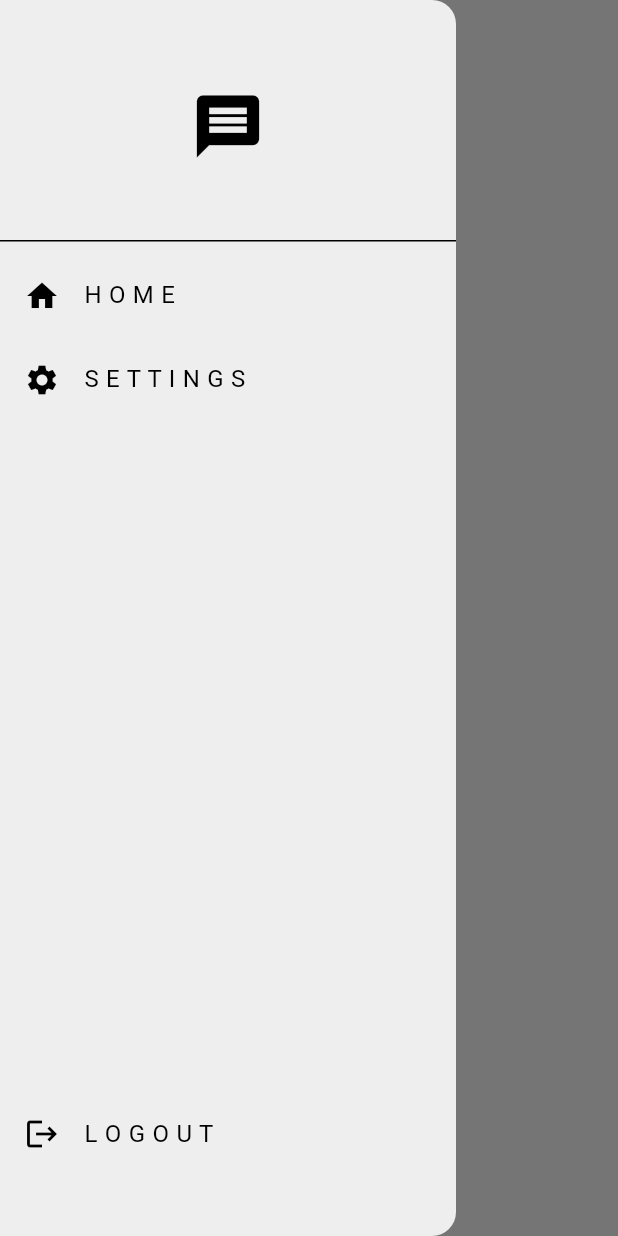
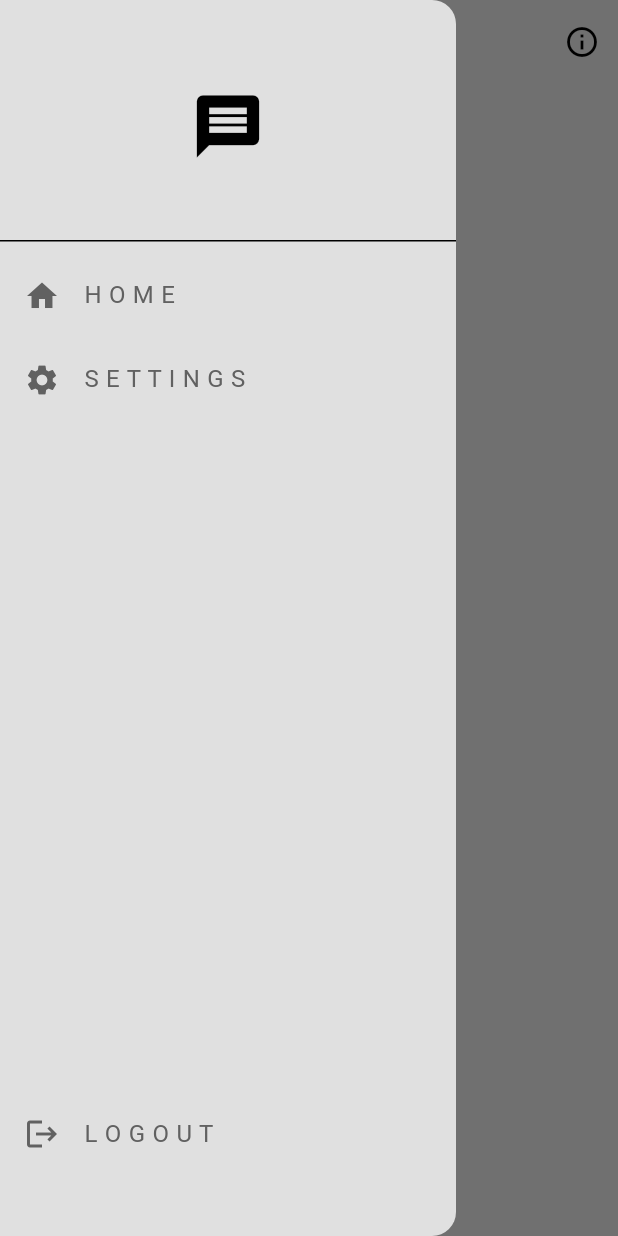
Before and after one commit to TheSam912/Firebase_ChatApp_Example, a Flutter app: the screen it shows once a user with an empty profile is signed in, with the side drawer open, on a phone screen of 412 x 824 dp. Run offline on Flutter 3.47's test engine with Material 3 defaults, Android fonts, the phone set to English and light mode, and no system bars; our stand-ins replace cloud_firestore, firebase_auth, firebase_core; accounts and stored records are empty; network calls fail.

Commit message:
ui updated for switch light and dark mode /// provider for theme switcher

```diff
--- a/lib/components/my_drawer.dart
+++ b/lib/components/my_drawer.dart
@@ -19,7 +19,7 @@ class _MyDrawerState extends State<MyDrawer> {
   @override
   Widget build(BuildContext context) {
     return Drawer(
-      backgroundColor: Colors.grey.shade200,
+      backgroundColor: Theme.of(context).colorScheme.surface,
       child: Column(
         mainAxisAlignment: MainAxisAlignment.spaceBetween,
         children: [
@@ -30,15 +30,27 @@ class _MyDrawerState extends State<MyDrawer> {
                       child:
                           Icon(Icons.message, size: 50, color: Colors.black))),
               ListTile(
-                title: const Text("H O M E"),
-                leading: const Icon(Icons.home),
+                title: Text(
+                  "H O M E",
+                  style:
+                      TextStyle(color: Theme.of(context).colorScheme.secondary),
+                ),
+                leading: Icon(
+                  Icons.home,
+                  color: Theme.of(context).colorScheme.secondary,
+                ),
                 onTap: () {
                   Navigator.pop(context);
                 },
               ),
               ListTile(
-                title: const Text("S E T T I N G S"),
-                leading: const Icon(Icons.settings),
+                title: Text(
+                  "S E T T I N G S",
+                  style:
+                      TextStyle(color: Theme.of(context).colorScheme.secondary),
+                ),
+                leading: Icon(Icons.settings,
+                    color: Theme.of(context).colorScheme.secondary),
                 onTap: () {
                   Navigator.pop(context);
                   Navigator.push(context, MaterialPageRoute(
@@ -53,8 +65,13 @@ class _MyDrawerState extends State<MyDrawer> {
           Padding(
             padding: const EdgeInsets.only(bottom: 40),
             child: ListTile(
-              title: const Text("L O G O U T"),
-              leading: const Icon(Icons.logout),
+              title: Text(
+                "L O G O U T",
+                style:
+                    TextStyle(color: Theme.of(context).colorScheme.secondary),
+              ),
+              leading: Icon(Icons.logout,
+                  color: Theme.of(context).colorScheme.secondary),
               onTap: () {
                 logOut();
               },
--- a/lib/components/my_text_field.dart
+++ b/lib/components/my_text_field.dart
@@ -22,7 +22,7 @@ class MyTextField extends StatelessWidget {
             fillColor: Theme.of(context).colorScheme.secondary,
             filled: true,
             hintText: hintText,
-            hintStyle: TextStyle(color: Theme.of(context).colorScheme.primary),
+            hintStyle: TextStyle(color: Theme.of(context).colorScheme.secondary),
             enabledBorder: OutlineInputBorder(
                 borderSide:
                     BorderSide(color: Theme.of(context).colorScheme.tertiary)),
--- a/lib/main.dart
+++ b/lib/main.dart
@@ -1,13 +1,18 @@
 import 'package:chat_app_firebase/firebase_options.dart';
 import 'package:chat_app_firebase/pages/auth_gate.dart';
 import 'package:chat_app_firebase/theme/light_mode.dart';
+import 'package:chat_app_firebase/theme/theme_provider.dart';
 import 'package:firebase_core/firebase_core.dart';
 import 'package:flutter/material.dart';
+import 'package:provider/provider.dart';
 
-void main() async{
+void main() async {
   WidgetsFlutterBinding.ensureInitialized();
   await Firebase.initializeApp(options: DefaultFirebaseOptions.currentPlatform);
-  runApp(const MyApp());
+  runApp(ChangeNotifierProvider(
+    create: (context) => ThemeProvider(),
+    child: const MyApp(),
+  ));
 }
 
 class MyApp extends StatelessWidget {
@@ -17,7 +22,7 @@ class MyApp extends StatelessWidget {
   Widget build(BuildContext context) {
     return MaterialApp(
       title: 'Flutter Chat App',
-      theme: lightMode,
+      theme: Provider.of<ThemeProvider>(context).themeData,
       home: const AuthGate(),
     );
   }
--- /dev/null
+++ b/lib/models/message.dart
@@ -0,0 +1,22 @@
+import 'package:cloud_firestore/cloud_firestore.dart';
+
+class Message {
+  final String senderID;
+  final String senderEmail;
+  final String receiverID;
+  final String message;
+  final Timestamp timestamp;
+
+  Message(this.senderID, this.senderEmail, this.receiverID, this.message,
+      this.timestamp);
+
+  Map<String, dynamic> toMap() {
+    return {
+      'senderID': senderID,
+      'senderEmail': senderEmail,
+      'receiverID': receiverID,
+      'message': message,
+      'timestamp': timestamp
+    };
+  }
+}
--- a/lib/services/auth/auth_service.dart
+++ b/lib/services/auth/auth_service.dart
@@ -5,6 +5,10 @@ class AuthService {
   ///instance of firebase
   final FirebaseAuth _auth = FirebaseAuth.instance;
   final FirebaseFirestore fireStore = FirebaseFirestore.instance;
+
+  User? getCurrentUse(){
+    return _auth.currentUser;
+  }
 
   /// SingIn Future
   Future<UserCredential> signInWithEmailPassword(email, password) async {
--- /dev/null
+++ b/lib/theme/dark_mode.dart
@@ -0,0 +1,10 @@
+import 'package:flutter/material.dart';
+
+ThemeData darkMode = ThemeData(
+    colorScheme: ColorScheme.dark(
+      primary: Colors.grey.shade900,
+      secondary: Colors.grey.shade600,
+      tertiary: Colors.grey.shade700,
+      inversePrimary: Colors.grey.shade800,
+      surface: Colors.grey.shade300,
+    ));
--- a/lib/theme/light_mode.dart
+++ b/lib/theme/light_mode.dart
@@ -2,9 +2,9 @@ import 'package:flutter/material.dart';
 
 ThemeData lightMode = ThemeData(
     colorScheme: ColorScheme.light(
-  primary: Colors.grey.shade500,
-  secondary: Colors.grey.shade200,
+  primary: Colors.grey.shade100,
+  secondary: Colors.grey.shade700,
   tertiary: Colors.white,
   inversePrimary: Colors.grey.shade900,
-  background: Colors.grey.shade300,
+  surface: Colors.grey.shade300,
 ));
--- /dev/null
+++ b/lib/theme/theme_provider.dart
@@ -0,0 +1,24 @@
+import 'package:chat_app_firebase/theme/dark_mode.dart';
+import 'package:chat_app_firebase/theme/light_mode.dart';
+import 'package:flutter/material.dart';
+
+class ThemeProvider extends ChangeNotifier {
+  ThemeData _themeData = lightMode;
+
+  ThemeData get themeData => _themeData;
+
+  bool get isDarkMode => _themeData == darkMode;
+
+  set themeData(ThemeData themeData) {
+    _themeData = themeData;
+    notifyListeners();
+  }
+
+  void toggleTheme() {
+    if (_themeData == lightMode) {
+      themeData = darkMode;
+    } else {
+      themeData = lightMode;
+    }
+  }
+}
--- a/pubspec.yaml
+++ b/pubspec.yaml
@@ -38,6 +38,7 @@ dependencies:
   firebase_core: ^3.2.0
   firebase_auth: ^5.1.2
   cloud_firestore: ^5.1.0
+  provider: ^6.1.2
 
 dev_dependencies:
   flutter_test:
```
Also changed, not shown: lib/components/my_bubble.dart (added, +20 -0 lines), lib/pages/chat_page.dart (+85 -7 lines), lib/pages/home_page.dart (+35 -17 lines), lib/pages/settings_page.dart (+25 -2 lines), lib/services/chat/chat_service.dart (+43 -1 lines), pubspec.lock.
